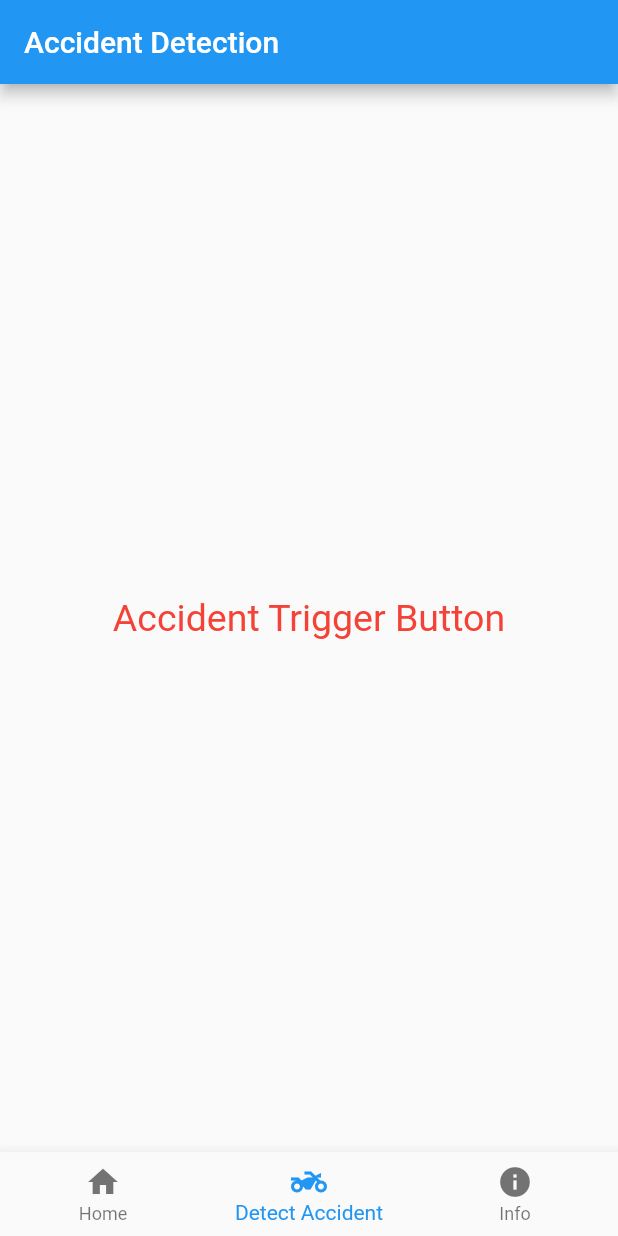
After one commit to JoelVStan/Accident-Detection, a Flutter app: the screen it shows after launch, item 2 of the bottom bar chosen, on a phone screen of 412 x 824 dp. The commit adds this screen. Run offline on Flutter 3.47's test engine with Material 2 defaults, Android fonts, the light colour scheme and no system bars.

Commit message:
3 pages added

```diff
--- /dev/null
+++ b/lib/accident.dart
@@ -0,0 +1,31 @@
+import 'package:flutter/material.dart';
+
+
+class AccidentButtonPage extends StatefulWidget {
+  const AccidentButtonPage({super.key});
+
+  @override
+  State<AccidentButtonPage> createState() => _AccidentButtonPageState();
+}
+
+class _AccidentButtonPageState extends State<AccidentButtonPage> {
+  @override
+  Widget build(BuildContext context) {
+    return Scaffold(
+      appBar: AppBar(
+        title: const Text('Accident Detection'),
+      ),
+      body: const Center(
+        child: Text(
+            'Accident Trigger Button',
+            textAlign: TextAlign.center,
+            style: TextStyle(
+              fontSize: 25,
+              color: Colors.red,
+            ),
+        ),
+      ),
+
+    );
+  }
+}
--- a/lib/main.dart
+++ b/lib/main.dart
@@ -1,70 +1,85 @@
 import 'package:flutter/material.dart';
+import 'package:flutter_basics/HomePage.dart';
+import 'package:flutter_basics/accident.dart';
+import 'package:flutter_basics/info.dart';
+
+
+
+
 
 void main() {
   runApp(const MyApp());
 }
 
-class MyApp extends StatefulWidget {
+class MyApp extends StatelessWidget {
   const MyApp({super.key});
 
   @override
-  State<MyApp> createState() => _MyAppState();
+  Widget build(BuildContext context) {
+    return const MaterialApp(
+      debugShowCheckedModeBanner: false,
+      home:MyBottomBar(),
+
+    );
+  }
 }
 
-class _MyAppState extends State<MyApp> {
-  // This widget is the root of your application.
-  int currentIndex = 0;
+
+
+
+class MyBottomBar extends StatefulWidget {
+  const MyBottomBar({super.key});
+  @override
+  State<MyBottomBar> createState() => _MyBottomBarState();
+}
+
+class _MyBottomBarState extends State<MyBottomBar> {
+  int _currentIndex = 0;
+  final List<Widget> _children = [
+    HomePage(),
+    AccidentButtonPage(),
+    InfoPage(),
+  ];
+
+  void onTappedBar(int index)
+  {
+    setState(() {
+      _currentIndex = index;
+    });
+  }
+
+
   @override
   Widget build(BuildContext context) {
-    return MaterialApp(
-      debugShowCheckedModeBanner: false,
-      home: Scaffold(
-        appBar: AppBar(
-          title: const Text('Accident Detection'),
-        ),
-        body: const Center(
-          child: Text(
-            'Welcome to Accident Detection App',
-            textAlign: TextAlign.center,
-            style: TextStyle(
-              fontSize: 35,
-              color: Colors.teal,
-            ),
-          ),
-        ),
+    return Scaffold(
+      body: _children[_currentIndex],
       bottomNavigationBar: BottomNavigationBar(
+        onTap: onTappedBar,
+        currentIndex: _currentIndex,
         items: const [
           BottomNavigationBarItem(
             label: 'Home',
             icon: Icon(
               Icons.home,
-                  //color: Colors.blue,
               size: 24,
-                )),
+              ),
+            ),
             BottomNavigationBarItem(
             label: 'Detect Accident',
             icon: Icon(
               Icons.two_wheeler,
               size: 24,
-                ))
+              ),
+            ),
+            BottomNavigationBarItem(
+            label: 'Info',
+            icon: Icon(
+              Icons.info,
+              size: 24,
+              ),
+            ),
         ],
-          currentIndex: currentIndex,
-          onTap: (int index){
-            setState(() {
-              currentIndex = index;
-            });
-          },
-        ),
       ),
     );
   }
 }
-
-class TriggerButtonPage extends StatelessWidget {
-  const TriggerButtonPage({super.key});
-
-  @override
-  Widget build(BuildContext context) {
-    return Container();
-  }
-}
```
Also changed, not shown: lib/HomePage.dart (added, +30 -0 lines), lib/info.dart (added, +31 -0 lines). Lines whose indentation alone changed are shown as unchanged.
